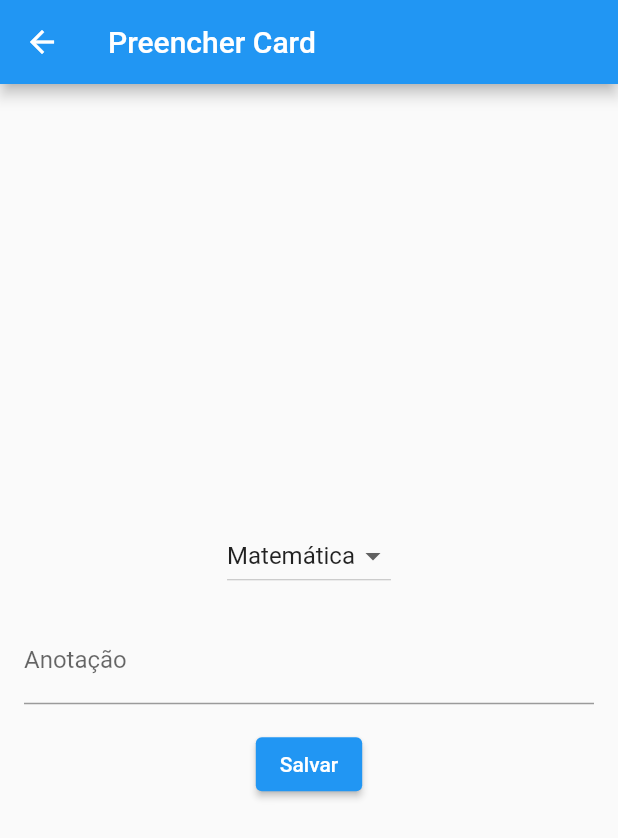
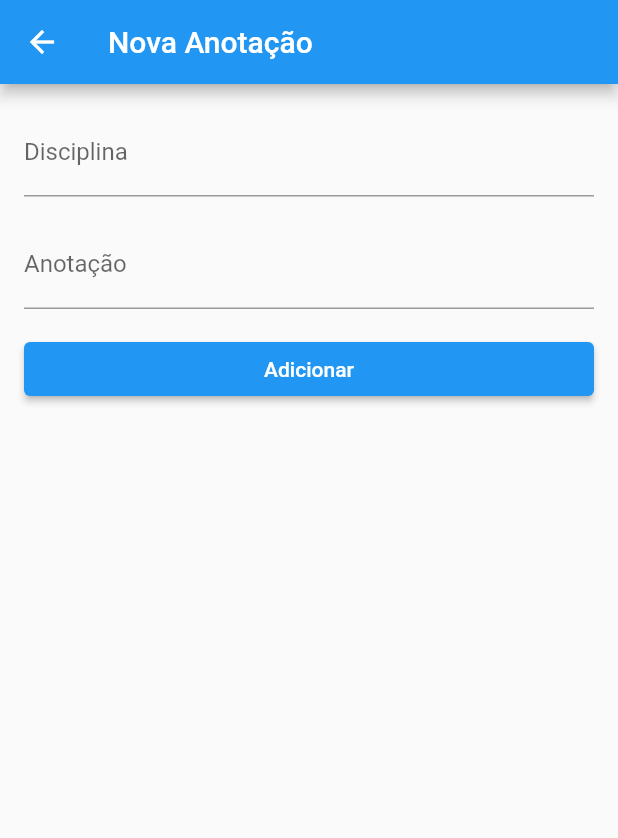
Before and after one commit to jpdants/Student-Aide, a Flutter app: the screen it shows after launch, after a tap on "+ Add Plan", on a phone screen of 412 x 824 dp. Shown: the top 838 px of the screen. Run offline on Flutter 3.47's test engine with Material 2 defaults, Android fonts, the phone set to English and light mode, and no system bars; our stand-ins replace sqflite; accounts and stored records are empty.

Commit message:
feat: Editar Anotação

```diff
--- a/trabalho_final_prog_moveis/lib/components/botton_add_notacao.dart
+++ b/trabalho_final_prog_moveis/lib/components/botton_add_notacao.dart
@@ -13,7 +13,7 @@ class AddPlanWidget extends StatelessWidget {
       height: 48,
       decoration: BoxDecoration(
         borderRadius: BorderRadius.circular(15),
-        color: Colors.white,
+        color: AppColors.kSecondaryColor,
         border: Border.all(color: AppColors.kPrimaryColor, width: 2),
       ),
       child: TextButton(
--- a/trabalho_final_prog_moveis/lib/view/preencher_card_tela.dart
+++ b/trabalho_final_prog_moveis/lib/view/preencher_card_tela.dart
@@ -1,86 +1,92 @@
 import 'package:flutter/material.dart';
-import 'package:trabalho_final_prog_moveis/view/tela_home.dart';
 
 class PreencherCardTela extends StatefulWidget {
-  final void Function(Map<String, dynamic>) adicionarAnotacao;
+  final Function(Map<String, dynamic>) adicionarAnotacao;
+  final Function(Map<String, dynamic>, Function(Map<String, dynamic>))
+      editarAnotacao;
+  final Map<String, dynamic>? anotacao;
 
-  const PreencherCardTela({required this.adicionarAnotacao});
+  PreencherCardTela({
+    required this.adicionarAnotacao,
+    required this.editarAnotacao,
+    this.anotacao,
+  });
 
   @override
   _PreencherCardTelaState createState() => _PreencherCardTelaState();
 }
 
 class _PreencherCardTelaState extends State<PreencherCardTela> {
-  String selectedDiscipline = 'Matemática';
-  TextEditingController annotationController = TextEditingController();
-  DateTime dataCriacao = DateTime.now();
+  late TextEditingController _disciplinaController;
+  late TextEditingController _anotacaoController;
 
-  void saveAnnotation() {
-    String discipline = selectedDiscipline;
-    String annotation = annotationController.text;
-    String createdAt = dataCriacao.toIso8601String();
-
-    Map<String, dynamic> anotacao = {
-      'discipline': discipline,
-      'annotation': annotation,
-      'created_at': createdAt,
-    };
-
-    widget.adicionarAnotacao(anotacao);
-
-    Navigator.pushReplacement(
-      context,
-      MaterialPageRoute(builder: (context) => HomePage()), // Substitui a rota atual pela HomePage
-    );
+  @override
+  void initState() {
+    super.initState();
+    _disciplinaController = TextEditingController(
+        text: widget.anotacao != null ? widget.anotacao!['discipline'] : '');
+    _anotacaoController = TextEditingController(
+        text: widget.anotacao != null ? widget.anotacao!['annotation'] : '');
   }
 
   @override
   void dispose() {
-    annotationController.dispose();
+    _disciplinaController.dispose();
+    _anotacaoController.dispose();
     super.dispose();
+  }
+
+  void _salvarAnotacao() {
+    final discipline = _disciplinaController.text.trim();
+    final annotation = _anotacaoController.text.trim();
+
+    if (discipline.isNotEmpty && annotation.isNotEmpty) {
+      final anotacao = {
+        'discipline': discipline,
+        'annotation': annotation,
+        'created_at': DateTime.now().toString(),
+      };
+
+      if (widget.anotacao != null) {
+        widget.editarAnotacao(anotacao, widget.adicionarAnotacao);
+      } else {
+        widget.adicionarAnotacao(anotacao);
+      }
+
+      Navigator.pop(context);
+    }
   }
 
   @override
   Widget build(BuildContext context) {
     return Scaffold(
       appBar: AppBar(
-        title: const Text('Preencher Card'),
+        title:
+            Text(widget.anotacao != null ? 'Editar Anotação' : 'Nova Anotação'),
       ),
-      body: Padding(
-        padding: const EdgeInsets.all(16.0),
+      body: SingleChildScrollView(
+        padding: EdgeInsets.all(16),
         child: Column(
-          mainAxisAlignment: MainAxisAlignment.center,
+          crossAxisAlignment: CrossAxisAlignment.stretch,
           children: [
-            DropdownButton<String>(
-              value: selectedDiscipline,
-              onChanged: (String? newValue) {
-                setState(() {
-                  selectedDiscipline = newValue!;
-                });
-              },
-              items: <String>[
-                'Matemática',
-                'História',
-                'Geografia',
-                'Ciências',
-              ].map<DropdownMenuItem<String>>((String value) {
-                return DropdownMenuItem<String>(
-                  value: value,
-                  child: Text(value),
-                );
-              }).toList(),
+            TextField(
+              controller: _disciplinaController,
+              decoration: InputDecoration(
+                labelText: 'Disciplina',
+              ),
             ),
-            const SizedBox(height: 16),
+            SizedBox(height: 16),
             TextField(
-              controller: annotationController,
-              decoration: const InputDecoration(
+              controller: _anotacaoController,
+              decoration: InputDecoration(
                 labelText: 'Anotação',
               ),
+              maxLines: null,
             ),
-            const SizedBox(height: 16),
+            SizedBox(height: 16),
             ElevatedButton(
-              onPressed: saveAnnotation,
-              child: const Text('Salvar'),
+              onPressed: _salvarAnotacao,
+              child: Text(widget.anotacao != null ? 'Salvar' : 'Adicionar'),
             ),
           ],
         ),
--- a/trabalho_final_prog_moveis/lib/view/tela_home.dart
+++ b/trabalho_final_prog_moveis/lib/view/tela_home.dart
@@ -1,3 +1,4 @@
+import 'dart:async';
 import 'dart:io';
 import 'package:flutter/material.dart';
 import 'package:path/path.dart' as path;
@@ -5,8 +6,6 @@ import 'package:sqflite/sqflite.dart';
 import 'package:path_provider/path_provider.dart';
 
 import '../components/botton_add_notacao.dart';
-
-import '../constants/app_colors.dart';
 import 'preencher_card_tela.dart';
 
 class HomePage extends StatefulWidget {
@@ -17,8 +16,8 @@ class HomePage extends StatefulWidget {
 class _HomePageState extends State<HomePage> {
   late Database _database;
   List<Map<String, dynamic>> anotacoes = [];
-
   String? selectedTag;
+  late Map<String, List<Map<String, dynamic>>> tagLists;
 
   @override
   void initState() {
@@ -60,12 +59,80 @@ class _HomePageState extends State<HomePage> {
     });
   }
 
+  Future<void> _removerAnotacao(int id) async {
+    await _database.delete('notes', where: 'id = ?', whereArgs: [id]);
+
+    setState(() {
+      anotacoes.removeWhere((anotacao) => anotacao['id'] == id);
+    });
+  }
+
+  Future<bool?> _exibirDialogoConfirmacao(int id) {
+    final completer = Completer<bool?>();
+
+    showDialog<void>(
+      context: context,
+      builder: (BuildContext context) {
+        return AlertDialog(
+          title: Text('Confirmação'),
+          content: SingleChildScrollView(
+            child: ListBody(
+              children: <Widget>[
+                Text('Deseja excluir esta anotação permanentemente?'),
+              ],
+            ),
+          ),
+          actions: <Widget>[
+            TextButton(
+              child: Text('Cancelar'),
+              onPressed: () {
+                completer.complete(false);
+                Navigator.of(context).pop();
+              },
+            ),
+            TextButton(
+              child: Text('Excluir'),
+              onPressed: () {
+                completer.complete(true);
+                Navigator.of(context).pop();
+              },
+            ),
+          ],
+        );
+      },
+    );
+
+    return completer.future;
+  }
+
+  Future<void> _editarAnotacao(Map<String, dynamic> anotacao) async {
+    final result = await Navigator.push(
+      context,
+      MaterialPageRoute(
+        builder: (context) => PreencherCardTela(
+          adicionarAnotacao: _adicionarAnotacao,
+          editarAnotacao: (anotacaoEditada, adicionarAnotacao) {
+            _removerAnotacao(anotacao['id']);
+            adicionarAnotacao(anotacaoEditada);
+          },
+          anotacao: anotacao,
+        ),
+      ),
+    );
+
+    if (result != null) {
+      _adicionarAnotacao(result);
+    }
+
+    _loadAnotacoes(); // Atualiza a lista de anotações após a edição
+  }
+
   @override
   Widget build(BuildContext context) {
     final tagList =
         anotacoes.map((anotacao) => anotacao['discipline']).toSet().toList();
 
-    Map<String, List<Map<String, dynamic>>> tagLists = {};
+    tagLists = {};
 
     anotacoes.forEach((anotacao) {
       if (tagLists[anotacao['discipline']] == null) {
@@ -84,30 +151,19 @@ class _HomePageState extends State<HomePage> {
             mainAxisAlignment: MainAxisAlignment.center,
             children: [
               const SizedBox(height: 16),
-              Container(
-                width: 252,
-                height: 92,
-                decoration: BoxDecoration(
-                  borderRadius: BorderRadius.circular(15),
-                  color: AppColors.kSecondaryColor,
-                ),
-                child: Padding(
-                  padding: const EdgeInsets.only(
-                    left: 70.0,
-                    right: 70.0,
-                    bottom: 25,
-                    top: 25,
-                  ),
-                  child: AddPlanWidget(
+              AddPlanWidget(
                 onPressed: () async {
                   final result = await Navigator.push(
                     context,
                     MaterialPageRoute(
                       builder: (context) => PreencherCardTela(
-                              adicionarAnotacao:
-                                  (Map<String, dynamic> anotacao) {
+                        adicionarAnotacao: (Map<String, dynamic> anotacao) {
                           _adicionarAnotacao(anotacao);
-                          }),
+                        },
+                        editarAnotacao: (anotacaoEditada, adicionarAnotacao) {
+                          // Lógica para editar a anotação
+                        },
+                      ),
                     ),
                   );
 
@@ -116,19 +172,17 @@ class _HomePageState extends State<HomePage> {
                   }
                 },
               ),
-                ),
-              ),
               const SizedBox(height: 16),
-              DropdownButton(
+              DropdownButton<String>(
                 hint: const Text('Selecione uma disciplina'),
                 value: selectedTag,
-                items: <DropdownMenuItem>[
-                  DropdownMenuItem(
+                items: <DropdownMenuItem<String>>[
+                  DropdownMenuItem<String>(
                     value: null,
                     child: const Text('Todas as disciplinas'),
                   ),
                   ...tagList.map((tag) {
-                    return DropdownMenuItem(
+                    return DropdownMenuItem<String>(
                       value: tag,
                       child: Text(tag),
                     );
@@ -136,24 +190,22 @@ class _HomePageState extends State<HomePage> {
                 ],
                 onChanged: (value) {
                   setState(() {
-                    selectedTag = value as String?;
+                    selectedTag = value;
                   });
                 },
               ),
               Container(
-                height: MediaQuery.of(context).size.height *
-                    0.6, // Define a altura desejada (por exemplo, 60% da altura da tela)
+                height: MediaQuery.of(context).size.height * 0.6,
                 width: 252,
                 child: ListView.builder(
-                  shrinkWrap:
-                      true, // Ajusta o tamanho do ListView.builder ao seu conteúdo
+                  shrinkWrap: true,
                   scrollDirection: Axis.vertical,
                   itemCount: tagLists.keys.length,
                   itemBuilder: (context, index) {
                     final tag = tagLists.keys.toList()[index];
                     final tagAnotacoes = tagLists[tag];
                     if (selectedTag != null && selectedTag != tag) {
-                      return Container(); // Retorna uma pequena faixa vazia quando a tag selecionada for diferente da tag atual
+                      return Container();
                     }
                     return Column(
                       crossAxisAlignment: CrossAxisAlignment.start,
@@ -166,9 +218,28 @@ class _HomePageState extends State<HomePage> {
                           ),
                         ),
                         ...tagAnotacoes!.map((anotacao) {
-                          return Card(
-                            elevation:
-                                2, // Adicione uma elevação para sombreamento
+                          return Dismissible(
+                            key: Key(anotacao['id'].toString()),
+                            confirmDismiss: (_) async {
+                              return await _exibirDialogoConfirmacao(
+                                  anotacao['id']);
+                            },
+                            background: Container(
+                              color: Colors.red,
+                              child: Icon(Icons.delete, color: Colors.white),
+                              alignment: Alignment.centerRight,
+                              padding: EdgeInsets.symmetric(horizontal: 16.0),
+                            ),
+                            onDismissed: (_) {
+                              // Remova este trecho, pois você já está chamando o método _exibirDialogoConfirmacao no confirmDismiss.
+                              // await _exibirDialogoConfirmacao(anotacao['id']);
+                            },
+                            child: GestureDetector(
+                              onTap: () {
+                                _editarAnotacao(anotacao);
+                              },
+                              child: Card(
+                                elevation: 2,
                                 margin: const EdgeInsets.symmetric(
                                   vertical: 4,
                                   horizontal: 8,
@@ -176,12 +247,14 @@ class _HomePageState extends State<HomePage> {
                                 child: ListTile(
                                   title: Text(
                                     anotacao['annotation'],
-                                style: TextStyle(
+                                    style: const TextStyle(
                                       fontSize: 16,
                                       fontWeight: FontWeight.bold,
                                     ),
                                   ),
                                   subtitle: Text(anotacao['created_at']),
+                                ),
+                              ),
                             ),
                           );
                         }).toList(),
--- a/trabalho_final_prog_moveis/pubspec.yaml
+++ b/trabalho_final_prog_moveis/pubspec.yaml
@@ -39,6 +39,7 @@ dependencies:
   sqflite: ^2.2.8+4
   path_provider: ^2.0.15
   provider: ^6.0.5
+  flutter_slidable: ^3.0.0
 
 dev_dependencies:
   flutter_test:
```
Also changed, not shown: trabalho_final_prog_moveis/lib/components/func_banco.dart (deleted), trabalho_final_prog_moveis/pubspec.lock. Lines whose indentation alone changed are shown as unchanged.
